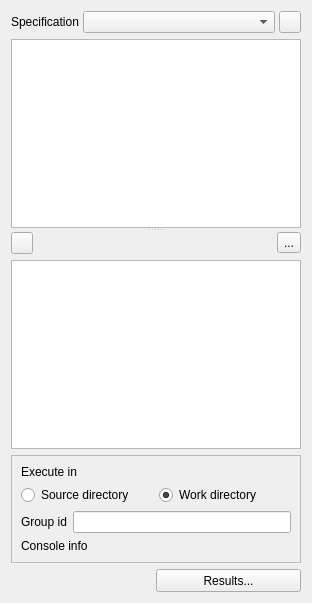
Above: spine_items/tool/ui/tool_properties.ui from spine-tools/spine-items before the change. Below: the same form after it.
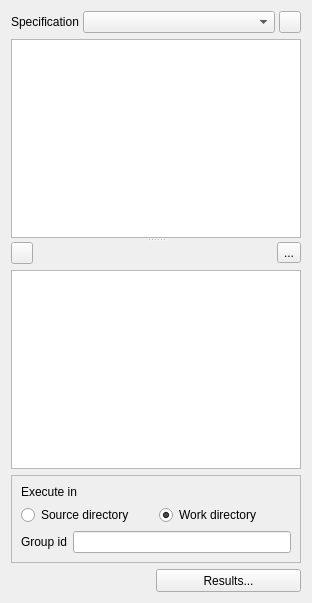
That is the form after the change. Icons and pictures are not drawn. Custom widgets are drawn as their Qt base class.

Commit message: Make execution settings Tool specific

Diff of the .ui file:
```diff
--- a/spine_items/tool/ui/tool_properties.ui
+++ b/spine_items/tool/ui/tool_properties.ui
@@ -285,13 +285,6 @@
         </item>
        </layout>
       </item>
-      <item>
-       <widget class="ElidedLabel" name="label_jupyter">
-        <property name="text">
-         <string>Console info</string>
-        </property>
-       </widget>
-      </item>
      </layout>
     </widget>
    </item>
@@ -351,11 +344,6 @@
    <extends>QTreeView</extends>
    <header>../widgets.h</header>
   </customwidget>
-  <customwidget>
-   <class>ElidedLabel</class>
-   <extends>QLabel</extends>
-   <header>spinetoolbox/widgets/custom_qwidgets.h</header>
-  </customwidget>
  </customwidgets>
  <tabstops>
   <tabstop>comboBox_tool</tabstop>
```
Left out of the diff: 3 changed lines with no effect on the pictures. The commit also changes 21 other files.
